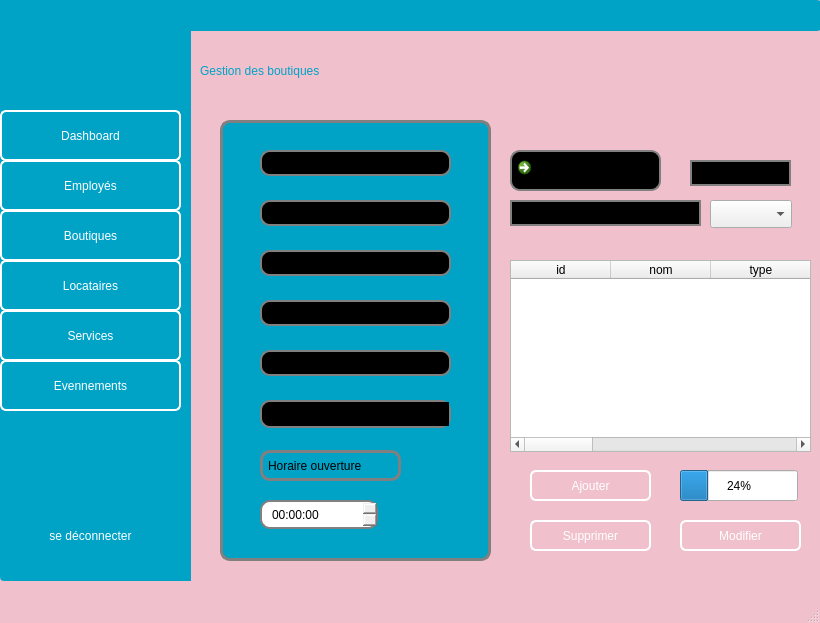
Old version of the form gevennement.ui in the repository Projetcpp-2A19/projetcpp-2a19-smart-shopping-center.
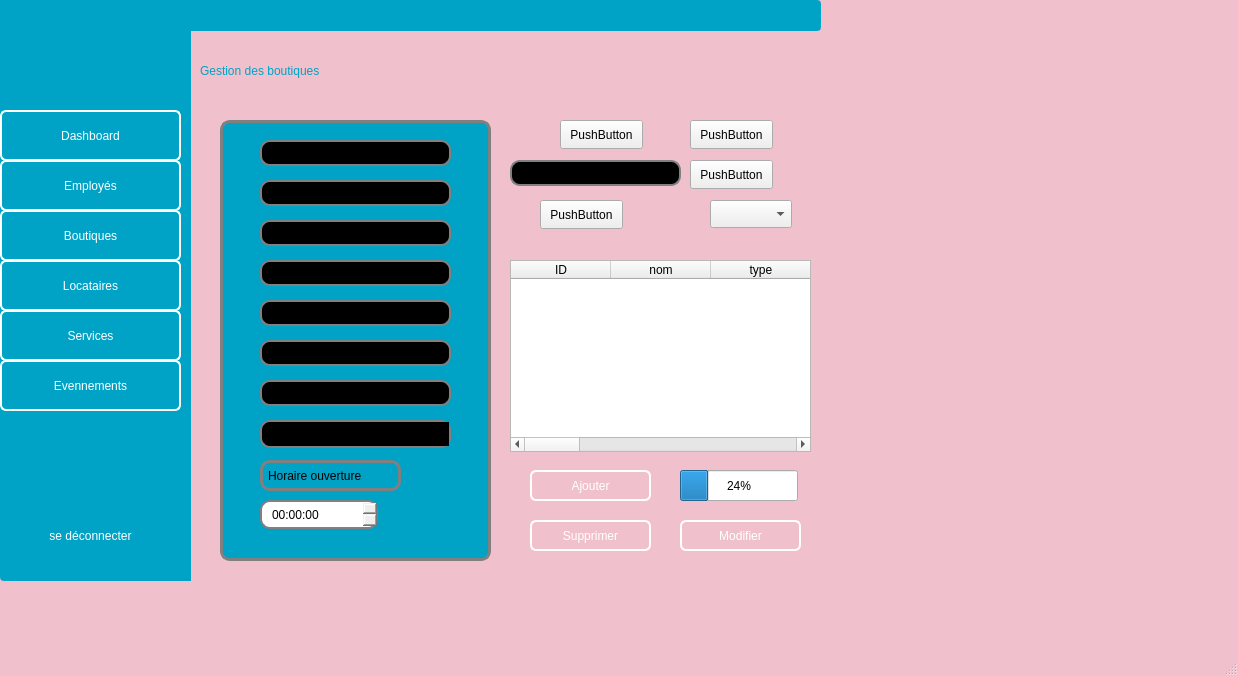
New version of the form. Icons and pictures are not drawn.

Patch:
```diff
--- a/gevennement.ui
+++ b/gevennement.ui
@@ -6,8 +6,8 @@
    <rect>
     <x>0</x>
     <y>0</y>
-    <width>820</width>
-    <height>623</height>
+    <width>1238</width>
+    <height>676</height>
    </rect>
   </property>
   <property name="windowTitle">
@@ -35,32 +35,6 @@
      </rect>
     </property>
    </widget>
-   <widget class="QLineEdit" name="lineEdit">
-    <property name="enabled">
-     <bool>false</bool>
-    </property>
-    <property name="geometry">
-     <rect>
-      <x>510</x>
-      <y>200</y>
-      <width>191</width>
-      <height>26</height>
-     </rect>
-    </property>
-    <property name="styleSheet">
-     <string notr="true">QLineEdit {
-	font: 9pt &quot;Segoe UI&quot;;
-    border: 2px solid gray;
-    border-radius: 20px;
-    padding: 0 8px;
-    background: black;
-    selection-background-color: darkgray;
-}</string>
-    </property>
-    <property name="placeholderText">
-     <string>Trier les boutiques</string>
-    </property>
-   </widget>
    <widget class="QFrame" name="frame_10">
     <property name="geometry">
      <rect>
@@ -177,7 +151,7 @@
     </property>
     <column>
      <property name="text">
-      <string>id</string>
+      <string>ID</string>
      </property>
     </column>
     <column>
@@ -215,6 +189,16 @@
       <string>horaire</string>
      </property>
     </column>
+    <column>
+     <property name="text">
+      <string>ID_employé</string>
+     </property>
+    </column>
+    <column>
+     <property name="text">
+      <string>ID_locataire</string>
+     </property>
+    </column>
    </widget>
    <widget class="QFrame" name="frame_gestions">
     <property name="geometry">
@@ -599,28 +583,6 @@
      <string>Ajouter</string>
     </property>
    </widget>
-   <widget class="QCommandLinkButton" name="commandLinkButton">
-    <property name="geometry">
-     <rect>
-      <x>510</x>
-      <y>150</y>
-      <width>151</width>
-      <height>41</height>
-     </rect>
-    </property>
-    <property name="styleSheet">
-     <string notr="true">QCommandLinkButton {
-    border: 2px solid gray;
-    border-radius: 10px;
-    padding: 0 8px;
-    background: black;
-    selection-background-color: darkgray;
-}</string>
-    </property>
-    <property name="text">
-     <string/>
-    </property>
-   </widget>
    <widget class="QPushButton" name="pushButton_Supprimer">
     <property name="geometry">
      <rect>
@@ -686,7 +648,7 @@
      <property name="geometry">
       <rect>
        <x>40</x>
-       <y>30</y>
+       <y>20</y>
        <width>191</width>
        <height>26</height>
       </rect>
@@ -709,7 +671,7 @@
      <property name="geometry">
       <rect>
        <x>40</x>
-       <y>80</y>
+       <y>60</y>
        <width>191</width>
        <height>26</height>
       </rect>
@@ -732,7 +694,7 @@
      <property name="geometry">
       <rect>
        <x>40</x>
-       <y>180</y>
+       <y>140</y>
        <width>191</width>
        <height>26</height>
       </rect>
@@ -755,7 +717,7 @@
      <property name="geometry">
       <rect>
        <x>40</x>
-       <y>330</y>
+       <y>340</y>
        <width>141</width>
        <height>31</height>
       </rect>
@@ -768,7 +730,7 @@
      <property name="geometry">
       <rect>
        <x>40</x>
-       <y>130</y>
+       <y>100</y>
        <width>191</width>
        <height>26</height>
       </rect>
@@ -791,7 +753,7 @@
      <property name="geometry">
       <rect>
        <x>40</x>
-       <y>230</y>
+       <y>180</y>
        <width>191</width>
        <height>26</height>
       </rect>
@@ -834,7 +796,7 @@
      <property name="geometry">
       <rect>
        <x>40</x>
-       <y>280</y>
+       <y>300</y>
        <width>191</width>
        <height>28</height>
       </rect>
@@ -847,6 +809,9 @@
     background: black;
     selection-background-color: darkgray;</string>
      </property>
+     <property name="currentText">
+      <string>actif</string>
+     </property>
      <item>
       <property name="text">
        <string>actif</string>
@@ -858,32 +823,52 @@
       </property>
      </item>
     </widget>
-   </widget>
-   <widget class="QLineEdit" name="lineEdit_exporter">
-    <property name="enabled">
-     <bool>false</bool>
-    </property>
-    <property name="geometry">
-     <rect>
-      <x>690</x>
-      <y>160</y>
-      <width>101</width>
-      <height>26</height>
-     </rect>
-    </property>
-    <property name="styleSheet">
-     <string notr="true">QLineEdit {
-	font: 9pt &quot;Segoe UI&quot;;
+    <widget class="QLineEdit" name="line_IDLOCATAIREboutique">
+     <property name="geometry">
+      <rect>
+       <x>40</x>
+       <y>220</y>
+       <width>191</width>
+       <height>26</height>
+      </rect>
+     </property>
+     <property name="styleSheet">
+      <string notr="true">QLineEdit {
+	font: 11pt &quot;Segoe UI&quot;;
     border: 2px solid gray;
-    border-radius: 20px;
+    border-radius: 10px;
     padding: 0 8px;
     background: black;
     selection-background-color: darkgray;
 }</string>
-    </property>
-    <property name="placeholderText">
-     <string>    Exporter</string>
-    </property>
+     </property>
+     <property name="placeholderText">
+      <string>      ID LOCATAIRE</string>
+     </property>
+    </widget>
+    <widget class="QLineEdit" name="line_IDEMPboutique">
+     <property name="geometry">
+      <rect>
+       <x>40</x>
+       <y>260</y>
+       <width>191</width>
+       <height>26</height>
+      </rect>
+     </property>
+     <property name="styleSheet">
+      <string notr="true">QLineEdit {
+	font: 11pt &quot;Segoe UI&quot;;
+    border: 2px solid gray;
+    border-radius: 10px;
+    padding: 0 8px;
+    background: black;
+    selection-background-color: darkgray;
+}</string>
+     </property>
+     <property name="placeholderText">
+      <string>       ID EMPLOYE</string>
+     </property>
+    </widget>
    </widget>
    <widget class="QProgressBar" name="progressBar">
     <property name="geometry">
@@ -898,6 +883,81 @@
      <number>24</number>
     </property>
    </widget>
+   <widget class="QLineEdit" name="lineEdit_recherche_id">
+    <property name="geometry">
+     <rect>
+      <x>510</x>
+      <y>160</y>
+      <width>171</width>
+      <height>26</height>
+     </rect>
+    </property>
+    <property name="styleSheet">
+     <string notr="true">QLineEdit {
+	font: 11pt &quot;Segoe UI&quot;;
+    border: 2px solid gray;
+    border-radius: 10px;
+    padding: 0 8px;
+    background: black;
+    selection-background-color: darkgray;
+}</string>
+    </property>
+    <property name="placeholderText">
+     <string>            NOM</string>
+    </property>
+   </widget>
+   <widget class="QPushButton" name="pushButton_recherche_boutique">
+    <property name="geometry">
+     <rect>
+      <x>690</x>
+      <y>160</y>
+      <width>83</width>
+      <height>29</height>
+     </rect>
+    </property>
+    <property name="text">
+     <string>PushButton</string>
+    </property>
+   </widget>
+   <widget class="QPushButton" name="pushButton_trier_boutiques">
+    <property name="geometry">
+     <rect>
+      <x>540</x>
+      <y>200</y>
+      <width>83</width>
+      <height>29</height>
+     </rect>
+    </property>
+    <property name="text">
+     <string>PushButton</string>
+    </property>
+   </widget>
+   <widget class="QPushButton" name="pushButton_exporter_boutiques">
+    <property name="geometry">
+     <rect>
+      <x>690</x>
+      <y>120</y>
+      <width>83</width>
+      <height>29</height>
+     </rect>
+    </property>
+    <property name="text">
+     <string>PushButton</string>
+    </property>
+   </widget>
+   <widget class="QPushButton" name="pushButton_afficher_statistiques">
+    <property name="geometry">
+     <rect>
+      <x>560</x>
+      <y>120</y>
+      <width>83</width>
+      <height>29</height>
+     </rect>
+    </property>
+    <property name="text">
+     <string>PushButton</string>
+    </property>
+   </widget>
   </widget>
   <widget class="QMenuBar" name="menubar">
    <property name="geometry">
```
Left out of the diff: 5 changed lines with no effect on the pictures.
